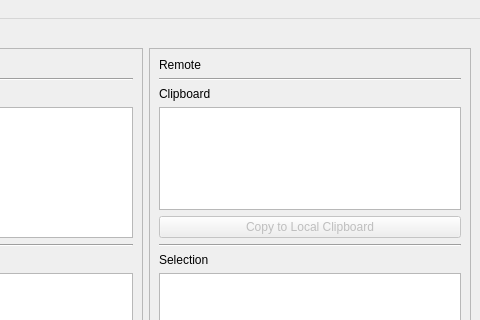
Before: the Qt Designer form gui/MainWindow.ui in sicus/RemoteClipboard, drawn with Qt 5; both pictures show x 189 to 669 and y 0 to 320 of the 669 by 446 pixel window.
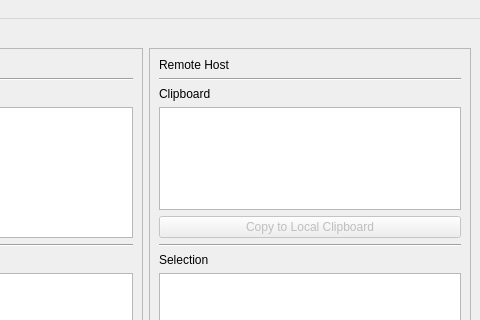
After: the same form once the commit is applied.

What changed in the file:
```diff
--- a/gui/MainWindow.ui
+++ b/gui/MainWindow.ui
@@ -88,7 +88,7 @@
        <item>
         <widget class="QLabel" name="RemoteTextLabel">
          <property name="text">
-          <string>Remote</string>
+          <string>Remote Host</string>
          </property>
         </widget>
        </item>
```
